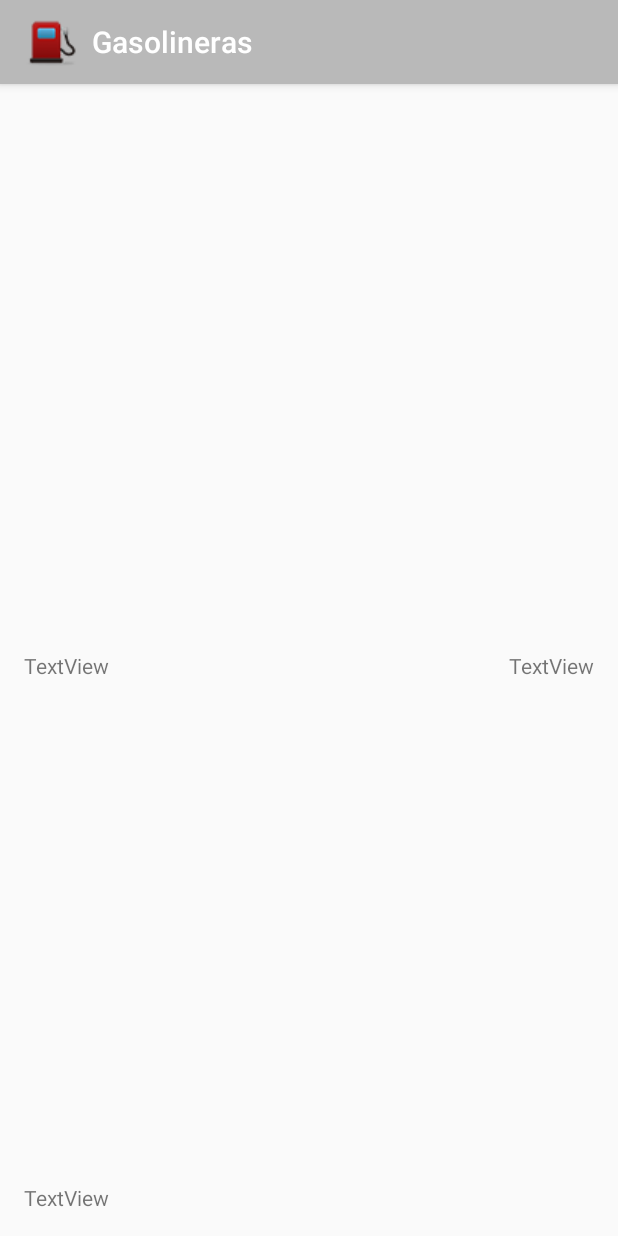
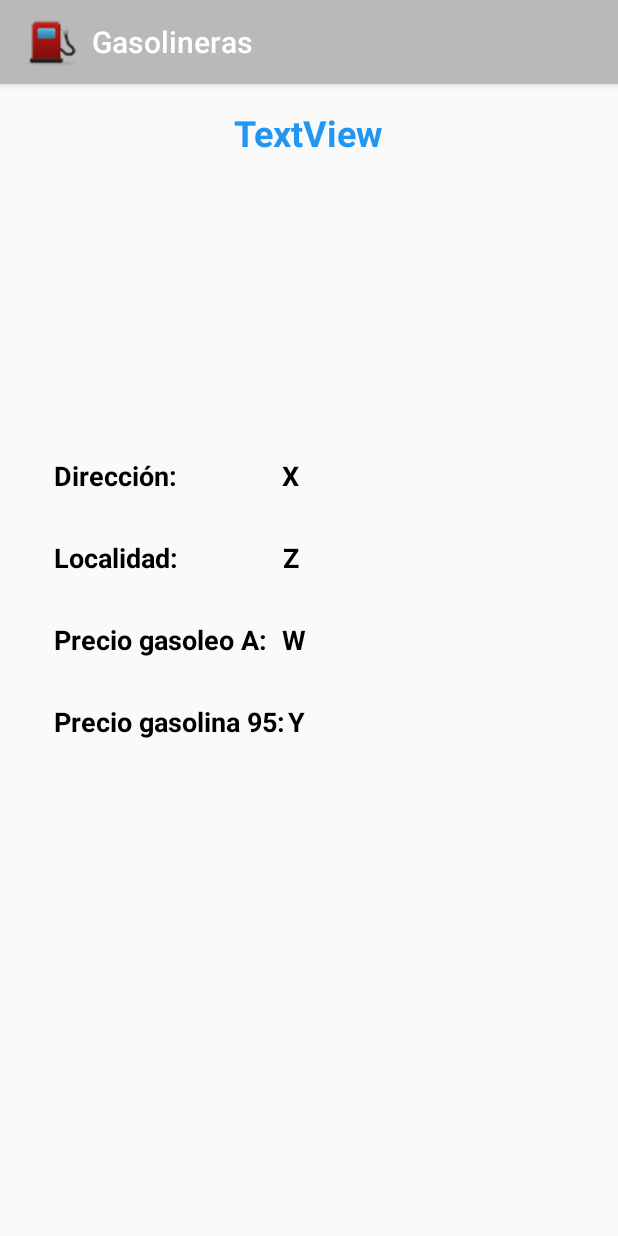
Before and after one commit to isunican/AppGasolinerasGrupo6, an Android app: the DetailActivity screen opened directly, with no data from a screen before it, on a phone screen of 412 x 824 dp. Run offline under Robolectric (Android 15) with nearby library versions, the phone set to English and light mode, and no system bars; network calls fail; 6 statements that could not run were skipped.

Commit message:
Mejora notable de la visualizacion de la informacion de una gasolinera seleccionada

```diff
--- a/AndroidProject/app/src/main/java/com/isunican/proyectobase/Views/DetailActivity.java
+++ b/AndroidProject/app/src/main/java/com/isunican/proyectobase/Views/DetailActivity.java
@@ -20,7 +20,11 @@ import android.widget.TextView;
 */
 public class DetailActivity extends AppCompatActivity {
 
-    TextView textView;
+    TextView rotulo;
+    TextView direccion;
+    TextView localidad;
+    TextView precioGasoleoA;
+    TextView precioGasolina95;
     Gasolinera g;
 
     /**
@@ -42,9 +46,18 @@ public class DetailActivity extends AppCompatActivity {
         // captura el TextView
         // obtiene el objeto Gasolinera a mostrar
         // y lo introduce en el TextView convertido a cadena de texto
-        textView = findViewById(R.id.textView);
+        rotulo = findViewById(R.id.rotuloId);
+        direccion = findViewById(R.id.direccionId);
+        localidad = findViewById(R.id.localidadId);
+        precioGasoleoA = findViewById(R.id.precioGasoleoAId);
+        precioGasolina95 = findViewById(R.id.precioGasolina95Id);
+
         g = getIntent().getExtras().getParcelable(getResources().getString(R.string.pasoDatosGasolinera));
-        textView.setText(g.toString());
+        rotulo.setText(g.getRotulo());
+        direccion.setText(g.getDireccion());
+        localidad.setText(g.getLocalidad());
+        precioGasoleoA.setText(String.valueOf(g.getGasoleoA()));
+        precioGasolina95.setText(String.valueOf(g.getGasolina95()));
 
     }
 }
--- a/AndroidProject/app/src/main/res/layout/activity_detail.xml
+++ b/AndroidProject/app/src/main/res/layout/activity_detail.xml
@@ -11,44 +11,145 @@
     tools:context="com.isunican.proyectobase.Views.DetailActivity">
 
     <TextView
-        android:id="@+id/textView"
+        android:id="@+id/rotuloId"
         android:layout_width="wrap_content"
         android:layout_height="wrap_content"
-        android:layout_alignParentTop="false"
+        android:layout_alignParentTop="true"
         android:layout_centerInParent="true"
-        android:textAlignment="center"
-        android:textSize="20dp"
+        android:text="TextView"
+        android:textColor="#2196F3"
+        android:textSize="24sp"
         android:textStyle="bold" />
 
     <TextView
-        android:id="@+id/textView2"
+        android:id="@+id/txt1"
         android:layout_width="wrap_content"
         android:layout_height="wrap_content"
-        android:layout_alignBottom="@id/textView"
+        android:layout_below="@id/rotuloId"
+        android:layout_alignParentLeft="true"
         android:layout_alignParentTop="false"
-        android:layout_alignParentRight="true"
-        android:text="TextView" />
+        android:layout_centerInParent="true"
+        android:layout_marginLeft="20dp"
+        android:layout_marginTop="200dp"
+        android:text="Dirección:"
+        android:textColor="#000000"
+        android:textSize="18sp"
+        android:textStyle="bold" />
 
     <TextView
-        android:id="@+id/textView3"
+        android:id="@+id/txt2"
         android:layout_width="wrap_content"
         android:layout_height="wrap_content"
-        android:layout_alignBottom="@id/textView2"
-        android:layout_alignParentStart="false"
+        android:layout_below="@id/txt1"
+        android:layout_alignParentLeft="false"
         android:layout_alignParentTop="false"
-        android:layout_alignParentRight="false"
-        android:text="TextView" />
+        android:layout_centerInParent="false"
+        android:layout_centerHorizontal="false"
+        android:layout_marginLeft="20dp"
+        android:layout_marginTop="30dp"
+        android:text="Localidad:"
+        android:textColor="#000000"
+        android:textSize="18sp"
+        android:textStyle="bold" />
 
     <TextView
-        android:id="@+id/textView4"
+        android:id="@+id/txt3"
         android:layout_width="wrap_content"
         android:layout_height="wrap_content"
-        android:layout_alignBottom="@id/textView3"
-        android:layout_alignParentStart="true"
-        android:layout_alignParentLeft="true"
+        android:layout_below="@id/txt2"
+        android:layout_alignParentLeft="false"
         android:layout_alignParentTop="false"
-        android:layout_alignParentRight="true"
-        android:layout_alignParentBottom="true"
-        android:text="TextView" />
+        android:layout_centerInParent="false"
+        android:layout_centerHorizontal="false"
+        android:layout_marginLeft="20dp"
+        android:layout_marginTop="30dp"
+        android:text="Precio gasoleo A:"
+        android:textColor="#000000"
+        android:textSize="18sp"
+        android:textStyle="bold" />
+
+    <TextView
+        android:id="@+id/txt4"
+        android:layout_width="wrap_content"
+        android:layout_height="wrap_content"
+        android:layout_below="@id/txt3"
+        android:layout_alignParentLeft="false"
+        android:layout_alignParentTop="false"
+        android:layout_centerInParent="false"
+        android:layout_centerHorizontal="false"
+        android:layout_marginLeft="20dp"
+        android:layout_marginTop="30dp"
+        android:text="Precio gasolina 95:"
+        android:textColor="#000000"
+        android:textSize="18sp"
+        android:textStyle="bold" />
+
+    <TextView
+        android:id="@+id/direccionId"
+        android:layout_width="wrap_content"
+        android:layout_height="wrap_content"
+        android:layout_below="@id/rotuloId"
+        android:layout_alignParentLeft="false"
+        android:layout_alignParentTop="false"
+        android:layout_centerInParent="false"
+        android:layout_centerHorizontal="false"
+        android:layout_marginLeft="70dp"
+        android:layout_marginTop="200dp"
+        android:layout_toRightOf="@id/txt1"
+        android:text="X"
+        android:textColor="#000000"
+        android:textSize="18sp"
+        android:textStyle="bold" />
+
+    <TextView
+        android:id="@+id/localidadId"
+        android:layout_width="wrap_content"
+        android:layout_height="wrap_content"
+        android:layout_below="@id/direccionId"
+        android:layout_alignParentLeft="false"
+        android:layout_alignParentTop="false"
+        android:layout_centerInParent="false"
+        android:layout_centerHorizontal="false"
+        android:layout_marginLeft="70dp"
+        android:layout_marginTop="30dp"
+        android:layout_toRightOf="@id/txt2"
+        android:text="Z"
+        android:textColor="#000000"
+        android:textSize="18sp"
+        android:textStyle="bold" />
+
+    <TextView
+        android:id="@+id/precioGasoleoAId"
+        android:layout_width="wrap_content"
+        android:layout_height="wrap_content"
+        android:layout_below="@id/localidadId"
+        android:layout_alignParentLeft="false"
+        android:layout_alignParentTop="false"
+        android:layout_centerInParent="false"
+        android:layout_centerHorizontal="false"
+        android:layout_marginLeft="10dp"
+        android:layout_marginTop="30dp"
+        android:layout_toRightOf="@id/txt3"
+        android:text="W"
+        android:textColor="#000000"
+        android:textSize="18sp"
+        android:textStyle="bold" />
+
+    <TextView
+        android:id="@+id/precioGasolina95Id"
+        android:layout_width="wrap_content"
+        android:layout_height="wrap_content"
+        android:layout_below="@id/precioGasoleoAId"
+        android:layout_alignParentLeft="false"
+        android:layout_alignParentTop="false"
+        android:layout_centerInParent="false"
+        android:layout_centerHorizontal="false"
+        android:layout_marginLeft="2dp"
+        android:layout_marginTop="30dp"
+        android:layout_toRightOf="@id/txt4"
+        android:text="Y"
+        android:textColor="#000000"
+        android:textSize="18sp"
+        android:textStyle="bold" />
 
 </RelativeLayout>
```
